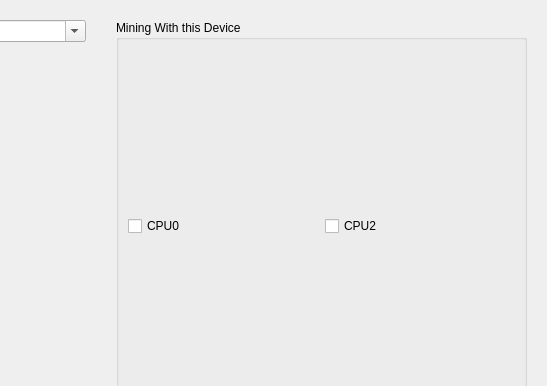
Qt form src/qt/forms/miner.ui (ecoinchain/ecoin) before a commit; both pictures show x 345 to 892 and y 0 to 386 of the 892 by 487 pixel window.
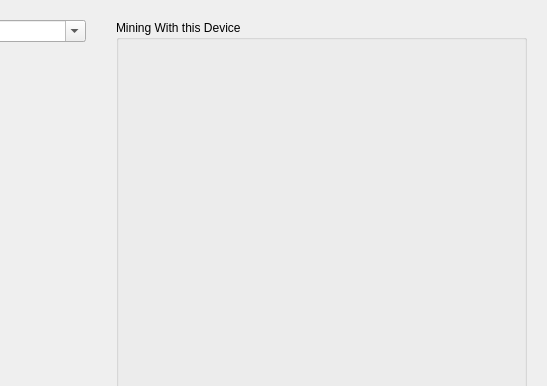
The same form after that commit.

Commit message: auto adjust cpu number

```diff
--- a/src/qt/forms/miner.ui
+++ b/src/qt/forms/miner.ui
@@ -141,22 +141,7 @@
      <property name="title">
       <string>Mining With this Device</string>
      </property>
-     <layout class="QGridLayout" name="gridLayout">
-      <item row="0" column="0">
-       <widget class="QCheckBox" name="checkBox">
-        <property name="text">
-         <string>CPU0</string>
-        </property>
-       </widget>
-      </item>
-      <item row="0" column="1">
-       <widget class="QCheckBox" name="checkBox_3">
-        <property name="text">
-         <string>CPU2</string>
-        </property>
-       </widget>
-      </item>
-     </layout>
+     <layout class="QGridLayout" name="cpu_select_group_layout"/>
     </widget>
    </item>
    <item row="1" column="1">
```
Left out of the diff: 4 changed lines with no effect on the pictures. The commit also changes 1 other file.
